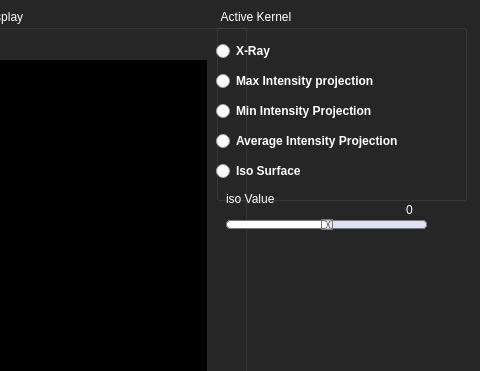
Above: src/apps/release/RenderingWindow_Gui.ui from EslamAdel/OpenCLParallelRendering before the change; both pictures show x 604 to 1084 and y 0 to 371 of the 1084 by 694 pixel window. Below: the same form after it.
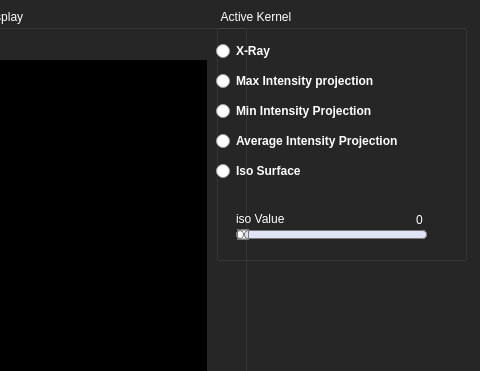
That is the form after the change. The open tabs and pages were chosen to show the change. Custom widgets are drawn as their Qt base class.

```diff
--- a/src/apps/release/RenderingWindow_Gui.ui
+++ b/src/apps/release/RenderingWindow_Gui.ui
@@ -2490,7 +2490,7 @@
       <x>820</x>
       <y>10</y>
       <width>251</width>
-      <height>191</height>
+      <height>251</height>
      </rect>
     </property>
     <property name="styleSheet">
@@ -2577,13 +2577,25 @@
       <string>Iso Surface</string>
      </property>
     </widget>
+    <widget class="QLabel" name="isoValue">
+     <property name="geometry">
+      <rect>
+       <x>200</x>
+       <y>200</y>
+       <width>20</width>
+       <height>20</height>
+      </rect>
+     </property>
+     <property name="text">
+      <string>0</string>
+     </property>
    </widget>
    <widget class="QSlider" name="isoValueSlider">
     <property name="geometry">
      <rect>
-      <x>830</x>
+       <x>20</x>
       <y>210</y>
-      <width>201</width>
+       <width>191</width>
       <height>29</height>
      </rect>
     </property>
@@ -2647,10 +2659,10 @@
 }</string>
     </property>
     <property name="minimum">
-     <number>-5</number>
+      <number>0</number>
     </property>
     <property name="maximum">
-     <number>5</number>
+      <number>10</number>
     </property>
     <property name="pageStep">
      <number>1</number>
@@ -2658,6 +2670,9 @@
     <property name="value">
      <number>0</number>
     </property>
+     <property name="sliderPosition">
+      <number>0</number>
+     </property>
     <property name="orientation">
      <enum>Qt::Horizontal</enum>
     </property>
@@ -2665,8 +2680,8 @@
    <widget class="QLabel" name="label_17">
     <property name="geometry">
      <rect>
-      <x>830</x>
-      <y>190</y>
+       <x>20</x>
+       <y>200</y>
       <width>101</width>
       <height>17</height>
      </rect>
@@ -2675,18 +2690,6 @@
      <string>iso Value</string>
     </property>
    </widget>
-   <widget class="QLabel" name="isoValue">
-    <property name="geometry">
-     <rect>
-      <x>1010</x>
-      <y>200</y>
-      <width>20</width>
-      <height>20</height>
-     </rect>
-    </property>
-    <property name="text">
-     <string>0</string>
-    </property>
    </widget>
   </widget>
   <widget class="QMenuBar" name="menubar">
```
Left out of the diff: 11 changed lines with no effect on the pictures. Lines whose indentation alone changed are shown as unchanged.
